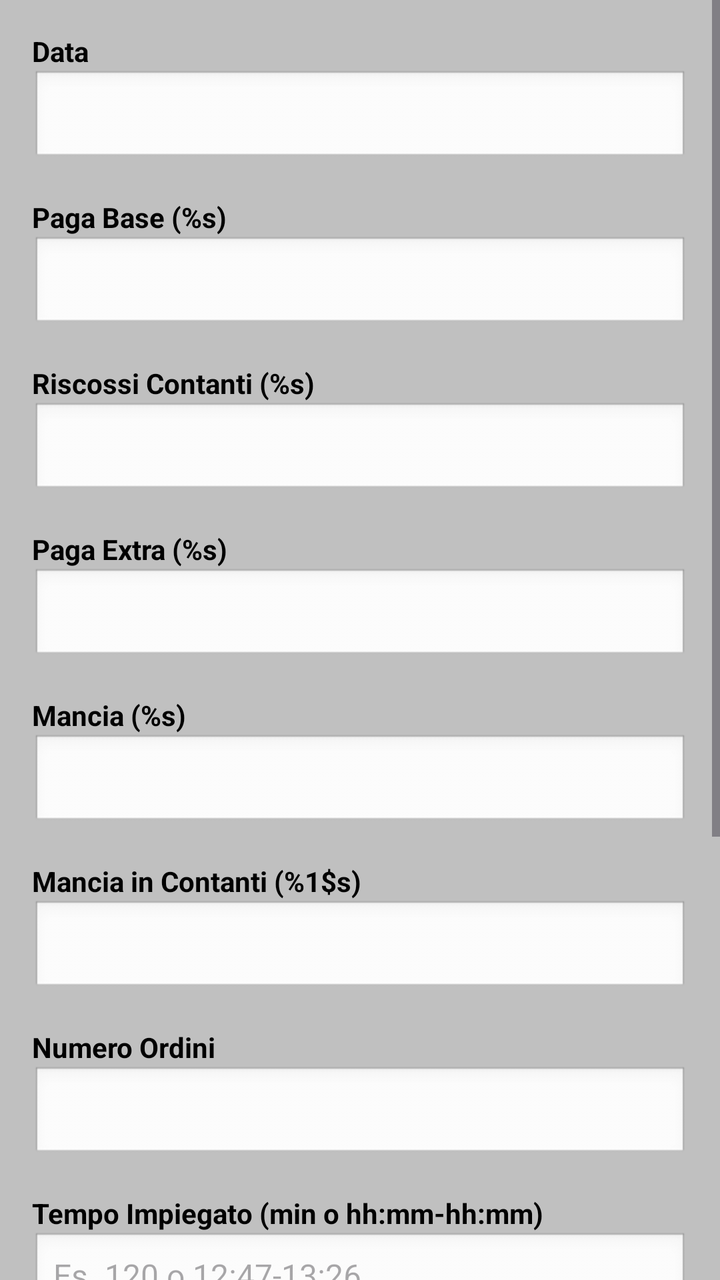
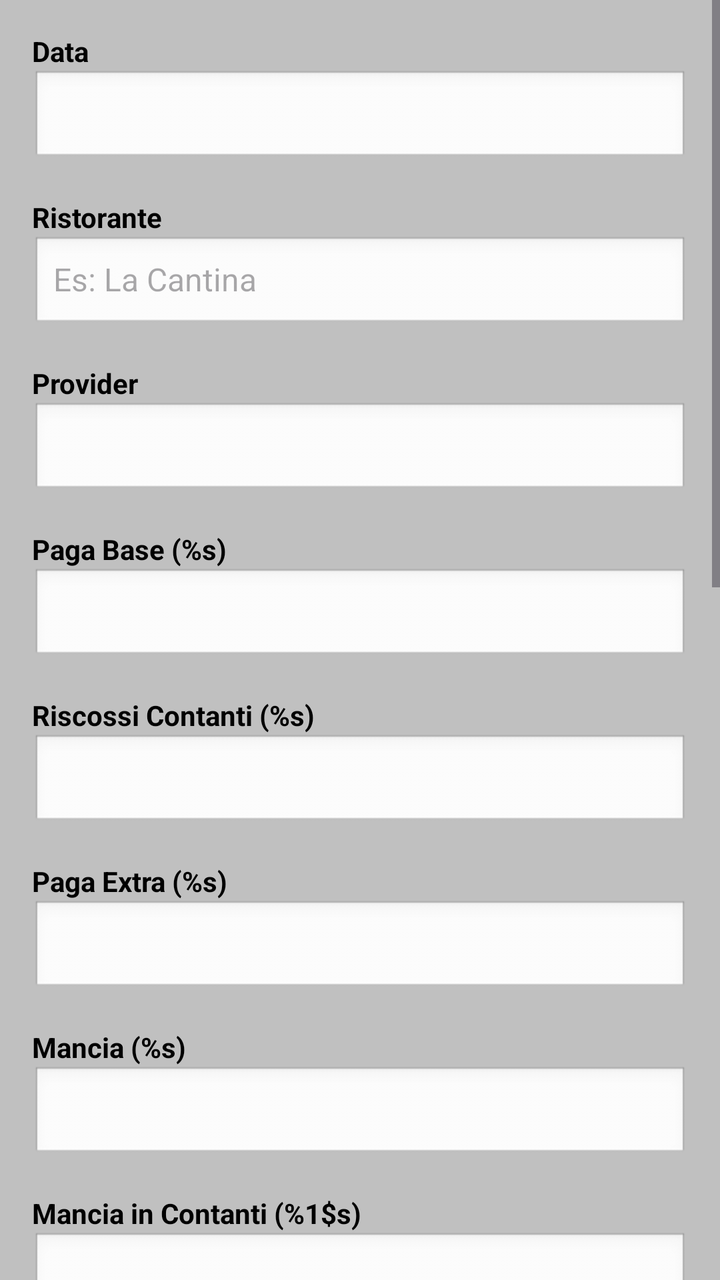

An Android layout rendered at two revisions. The XML below is the earlier revision; the diff shows what the commit changed to produce the second picture.
<!-- AndroidManifest.xml: application theme Theme.DeliveryEarningTracker -->
<!-- res/layout/order_edit_dialog.xml -->
<?xml version="1.0" encoding="utf-8"?>
<ScrollView xmlns:android="http://schemas.android.com/apk/res/android"
    android:layout_width="match_parent"
    android:layout_height="wrap_content"
    android:fillViewport="true"
    android:layoutDirection="locale">

    <LinearLayout
        android:layout_width="match_parent"
        android:layout_height="wrap_content"
        android:orientation="vertical"
        android:padding="16dp"
        android:background="@color/background_color"
        android:layoutDirection="locale">

        
        <LinearLayout
            android:layout_width="match_parent"
            android:layout_height="wrap_content"
            android:orientation="vertical"
            android:layout_marginBottom="16dp"
            android:layoutDirection="locale">
            <TextView
                android:layout_width="wrap_content"
                android:layout_height="wrap_content"
                android:text="@string/data"
                android:textStyle="bold"
                android:textColor="@color/text_color" />
            <TextView
                android:id="@+id/data_text"
                android:layout_width="match_parent"
                android:layout_height="48dp"
                android:text=""
                android:background="@android:drawable/edit_text"
                android:padding="8dp"
                android:textColor="@color/black"
                android:gravity="center" />
        </LinearLayout>

        
        <LinearLayout
            android:layout_width="match_parent"
            android:layout_height="wrap_content"
            android:orientation="vertical"
            android:layout_marginBottom="16dp"
            android:layoutDirection="locale">
            <TextView
                android:id="@+id/paga_base_label"
                android:layout_width="wrap_content"
                android:layout_height="wrap_content"
                android:text="@string/paga_base"
                android:textStyle="bold"
                android:textColor="@color/text_color" />
            <EditText
                android:id="@+id/paga_base_edit"
                android:layout_width="match_parent"
                android:layout_height="48dp"
                android:inputType="numberDecimal"
                android:background="@android:drawable/edit_text"
                android:textColor="@color/black"
                android:textSize="16sp" />
        </LinearLayout>

        
        <LinearLayout
            android:layout_width="match_parent"
            android:layout_height="wrap_content"
            android:orientation="vertical"
            android:layout_marginBottom="16dp"
            android:layoutDirection="locale" >
            <TextView
                android:id="@+id/riscossi_contanti_label"
                android:layout_width="wrap_content"
                android:layout_height="wrap_content"
                android:text="@string/riscossi_contanti"
                android:textStyle="bold"
                android:textColor="@color/text_color" />
            <EditText
                android:id="@+id/riscossi_contanti_edit"
                android:layout_width="match_parent"
                android:layout_height="48dp"
                android:inputType="numberDecimal"
                android:background="@android:drawable/edit_text"
                android:textColor="@color/black"
                android:textSize="16sp" />
        </LinearLayout>

        
        <LinearLayout
            android:layout_width="match_parent"
            android:layout_height="wrap_content"
            android:orientation="vertical"
            android:layout_marginBottom="16dp"
            android:layoutDirection="locale" >
            <TextView
                android:id="@+id/paga_extra_label"
                android:layout_width="wrap_content"
                android:layout_height="wrap_content"
                android:text="@string/paga_extra"
                android:textStyle="bold"
                android:textColor="@color/text_color" />
            <EditText
                android:id="@+id/paga_extra_edit"
                android:layout_width="match_parent"
                android:layout_height="48dp"
                android:inputType="numberDecimal"
                android:background="@android:drawable/edit_text"
                android:textColor="@color/black"
                android:textSize="16sp" />
        </LinearLayout>

        
        <LinearLayout
            android:layout_width="match_parent"
            android:layout_height="wrap_content"
            android:orientation="vertical"
            android:layout_marginBottom="16dp"
            android:layoutDirection="locale" >
            <TextView
                android:id="@+id/mancia_label"
                android:layout_width="wrap_content"
                android:layout_height="wrap_content"
                android:text="@string/mancia"
                android:textStyle="bold"
                android:textColor="@color/text_color" />
            <EditText
                android:id="@+id/mancia_edit"
                android:layout_width="match_parent"
                android:layout_height="48dp"
                android:inputType="numberDecimal"
                android:background="@android:drawable/edit_text"
                android:textColor="@color/black"
                android:textSize="16sp" />
        </LinearLayout>
        <LinearLayout
            android:layout_width="match_parent"
            android:layout_height="wrap_content"
            android:orientation="vertical"
            android:layout_marginBottom="16dp"
            android:layoutDirection="locale" >
            <TextView
                android:id="@+id/mancia_contanti_label"
                android:layout_width="wrap_content"
                android:layout_height="wrap_content"
                android:text="@string/mancia_contanti"
                android:textStyle="bold"
                android:textColor="@color/text_color" />
            <EditText
                android:id="@+id/mancia_contanti_edit"
                android:layout_width="match_parent"
                android:layout_height="48dp"
                android:inputType="numberDecimal"
                android:background="@android:drawable/edit_text"
                android:textColor="@color/black"
                android:textSize="16sp" />
        </LinearLayout>
        
        <LinearLayout
            android:layout_width="match_parent"
            android:layout_height="wrap_content"
            android:orientation="vertical"
            android:layout_marginBottom="16dp"
            android:layoutDirection="locale">
            <TextView
                android:layout_width="wrap_content"
                android:layout_height="wrap_content"
                android:text="@string/numero_ordini"
                android:textStyle="bold"
                android:textColor="@color/text_color" />
            <EditText
                android:id="@+id/numero_ordini_edit"
                android:layout_width="match_parent"
                android:layout_height="48dp"
                android:inputType="number"
                android:background="@android:drawable/edit_text"
                android:textColor="@color/black"
                android:textSize="16sp" />
        </LinearLayout>

        
        <LinearLayout
            android:layout_width="match_parent"
            android:layout_height="wrap_content"
            android:orientation="vertical"
            android:layout_marginBottom="16dp"
            android:layoutDirection="locale" >
            <TextView
                android:layout_width="wrap_content"
                android:layout_height="wrap_content"
                android:text="@string/tempo_impiegato"
                android:textStyle="bold"
                android:textColor="@color/text_color" />
            <EditText
                android:id="@+id/tempo_impiegato_edit"
                android:layout_width="match_parent"
                android:layout_height="48dp"
                android:inputType="text"
                android:background="@android:drawable/edit_text"
                android:textColor="@color/black"
                android:textSize="16sp"
                android:hint="@string/hint_tempo_impiegato" />
        </LinearLayout>

        
        <LinearLayout
            android:layout_width="match_parent"
            android:layout_height="wrap_content"
            android:orientation="vertical"
            android:layout_marginBottom="16dp"
            android:layoutDirection="locale" >
            <TextView
                android:id="@+id/paga_totale_label"
                android:layout_width="wrap_content"
                android:layout_height="wrap_content"
                android:text="@string/paga_totale"
                android:textStyle="bold"
                android:textColor="@color/text_color" />
            <TextView
                android:id="@+id/paga_totale_text"
                android:layout_width="match_parent"
                android:layout_height="48dp"
                android:background="@android:drawable/edit_text"
                android:padding="8dp"
                android:textColor="@color/black"
                android:gravity="center"
                android:text="" />
        </LinearLayout>
        
        <Space
            android:layout_width="match_parent"
            android:layout_height="200dp" />

    </LinearLayout>
</ScrollView>
<!-- resources referenced by this layout -->
<resources>
  <color name="background_color">#C0C0C0</color>
  <color name="black">#FF000000</color>
  <color name="text_color">#000000</color>
  <string name="data" tools:ignore="MissingTranslation">Data</string>
  <string name="hint_tempo_impiegato">Es. 120 o 12:47-13:26</string>
  <string name="mancia">Mancia (%s)</string>
  <string name="mancia_contanti">Mancia in Contanti (%1$s)</string>
  <string name="numero_ordini">Numero Ordini</string>
  <string name="paga_base">Paga Base (%s)</string>
  <string name="paga_extra">Paga Extra (%s)</string>
  <string name="paga_totale">Paga Totale (%s)</string>
  <string name="riscossi_contanti">Riscossi Contanti (%s)</string>
  <string name="tempo_impiegato">Tempo Impiegato (min o hh:mm-hh:mm)</string>
  <style name="Theme.DeliveryEarningTracker" parent="Base.Theme.DeliveryEarningTracker">
          <item name="colorPrimary">@color/colorPrimary</item>
          <item name="colorPrimaryDark">@color/colorPrimaryDark</item>
          <item name="colorAccent">@color/colorAccent</item>
      </style>
  <style name="Base.Theme.DeliveryEarningTracker" parent="Theme.Material3.DayNight.NoActionBar">
          
          <item name="android:statusBarColor">@color/deliveroo_blue</item>
          
          <item name="android:windowLightStatusBar">true</item>
          
          <item name="android:windowTranslucentStatus">false
          </item>
          
  
      </style>
  <color name="colorPrimary">#1729DB</color>
  <color name="colorPrimaryDark">#303F9F</color>
  <color name="colorAccent">#3F51B5</color>
  <color name="deliveroo_blue">#00CCBC</color>
</resources>

<!-- the commit's change to res/layout/order_edit_dialog.xml (unified diff, before → after) -->
@@ -43,8 +43,54 @@
             android:layout_height="wrap_content"
             android:orientation="vertical"
             android:layout_marginBottom="16dp"
+            android:layoutDirection="locale" >
+            <TextView
+                android:layout_width="wrap_content"
+                android:layout_height="wrap_content"
+                android:text="@string/ristorante"
+                android:textStyle="bold"
+                android:textColor="@color/text_color" />
+            <EditText
+                android:id="@+id/ristorante_edit"
+                android:layout_width="match_parent"
+                android:layout_height="48dp"
+                android:importantForAutofill="no"
+                android:inputType="text"
+                android:background="@android:drawable/edit_text"
+                android:textColor="@color/black"
+                android:textSize="16sp"
+                android:hint="@string/hint_ristorante" />
+        </LinearLayout>
+
+        
+        <LinearLayout
+            android:layout_width="match_parent"
+            android:layout_height="wrap_content"
+            android:orientation="vertical"
+            android:layout_marginBottom="16dp"
             android:layoutDirection="locale">
             <TextView
+                android:layout_width="wrap_content"
+                android:layout_height="wrap_content"
+                android:text="@string/provider"
+                android:textStyle="bold"
+                android:textColor="@color/text_color" />
+            <Spinner
+                android:id="@+id/provider_spinner"
+                android:layout_width="match_parent"
+                android:layout_height="48dp"
+                android:background="@android:drawable/edit_text"
+                android:spinnerMode="dropdown" />
+        </LinearLayout>
+
+        
+        <LinearLayout
+            android:layout_width="match_parent"
+            android:layout_height="wrap_content"
+            android:orientation="vertical"
+            android:layout_marginBottom="16dp"
+            android:layoutDirection="locale">
+            <TextView
                 android:id="@+id/paga_base_label"
                 android:layout_width="wrap_content"
                 android:layout_height="wrap_content"
@@ -55,6 +101,7 @@
                 android:id="@+id/paga_base_edit"
                 android:layout_width="match_parent"
                 android:layout_height="48dp"
+                android:importantForAutofill="no"
                 android:inputType="numberDecimal"
                 android:background="@android:drawable/edit_text"
                 android:textColor="@color/black"
@@ -79,6 +126,7 @@
                 android:id="@+id/riscossi_contanti_edit"
                 android:layout_width="match_parent"
                 android:layout_height="48dp"
+                android:importantForAutofill="no"
                 android:inputType="numberDecimal"
                 android:background="@android:drawable/edit_text"
                 android:textColor="@color/black"
@@ -103,6 +151,7 @@
                 android:id="@+id/paga_extra_edit"
                 android:layout_width="match_parent"
                 android:layout_height="48dp"
+                android:importantForAutofill="no"
                 android:inputType="numberDecimal"
                 android:background="@android:drawable/edit_text"
                 android:textColor="@color/black"
@@ -127,11 +176,13 @@
                 android:id="@+id/mancia_edit"
                 android:layout_width="match_parent"
                 android:layout_height="48dp"
-                android:inputType="numberDecimal"
-                android:background="@android:drawable/edit_text"
-                android:textColor="@color/black"
-                android:textSize="16sp" />
-        </LinearLayout>
+                android:importantForAutofill="no"
+                android:inputType="numberDecimal"
+                android:background="@android:drawable/edit_text"
+                android:textColor="@color/black"
+                android:textSize="16sp" />
+        </LinearLayout>
+
         <LinearLayout
             android:layout_width="match_parent"
             android:layout_height="wrap_content"
@@ -149,11 +200,13 @@
                 android:id="@+id/mancia_contanti_edit"
                 android:layout_width="match_parent"
                 android:layout_height="48dp"
-                android:inputType="numberDecimal"
-                android:background="@android:drawable/edit_text"
-                android:textColor="@color/black"
-                android:textSize="16sp" />
-        </LinearLayout>
+                android:importantForAutofill="no"
+                android:inputType="numberDecimal"
+                android:background="@android:drawable/edit_text"
+                android:textColor="@color/black"
+                android:textSize="16sp" />
+        </LinearLayout>
+
         
         <LinearLayout
             android:layout_width="match_parent"
@@ -171,6 +224,7 @@
                 android:id="@+id/numero_ordini_edit"
                 android:layout_width="match_parent"
                 android:layout_height="48dp"
+                android:importantForAutofill="no"
                 android:inputType="number"
                 android:background="@android:drawable/edit_text"
                 android:textColor="@color/black"
@@ -194,6 +248,7 @@
                 android:id="@+id/tempo_impiegato_edit"
                 android:layout_width="match_parent"
                 android:layout_height="48dp"
+                android:importantForAutofill="no"
                 android:inputType="text"
                 android:background="@android:drawable/edit_text"
                 android:textColor="@color/black"
@@ -209,14 +264,64 @@
             android:layout_marginBottom="16dp"
             android:layoutDirection="locale" >
             <TextView
-                android:id="@+id/paga_totale_label"
-                android:layout_width="wrap_content"
-                android:layout_height="wrap_content"
-                android:text="@string/paga_totale"
-                android:textStyle="bold"
-                android:textColor="@color/text_color" />
-            <TextView
-                android:id="@+id/paga_totale_text"
+                android:layout_width="wrap_content"
+                android:layout_height="wrap_content"
+                android:text="@string/start_time"
+                android:textStyle="bold"
+                android:textColor="@color/text_color" />
+            <EditText
+                android:id="@+id/start_time_edit"
+                android:layout_width="match_parent"
+                android:layout_height="48dp"
+                android:importantForAutofill="no"
+                android:inputType="text"
+                android:background="@android:drawable/edit_text"
+                android:textColor="@color/black"
+                android:textSize="16sp"
+                android:hint="@string/hint_start_time" />
+        </LinearLayout>
+
+        
+        <LinearLayout
+            android:layout_width="match_parent"
+            android:layout_height="wrap_content"
+            android:orientation="vertical"
+            android:layout_marginBottom="16dp"
+            android:layoutDirection="locale" >
+            <TextView
+                android:layout_width="wrap_content"
+                android:layout_height="wrap_content"
+                android:text="@string/end_time"
+                android:textStyle="bold"
+                android:textColor="@color/text_color" />
+            <EditText
+                android:id="@+id/end_time_edit"
+                android:layout_width="match_parent"
+                android:layout_height="48dp"
+                android:importantForAutofill="no"
+                android:inputType="text"
+                android:background="@android:drawable/edit_text"
+                android:textColor="@color/black"
+                android:textSize="16sp"
+                android:hint="@string/hint_end_time" />
+        </LinearLayout>
+
+        
+        <LinearLayout
+            android:layout_width="match_parent"
+            android:layout_height="wrap_content"
+            android:orientation="vertical"
+            android:layout_marginBottom="16dp"
+            android:layoutDirection="locale" >
+            <TextView
+                android:id="@+id/order_strategy_label"
+                android:layout_width="wrap_content"
+                android:layout_height="wrap_content"
+                android:text="@string/order_strategy"
+                android:textStyle="bold"
+                android:textColor="@color/text_color" />
+            <TextView
+                android:id="@+id/strategy_text"
                 android:layout_width="match_parent"
                 android:layout_height="48dp"
                 android:background="@android:drawable/edit_text"
@@ -225,6 +330,32 @@
                 android:gravity="center"
                 android:text="" />
         </LinearLayout>
+
+        
+        <LinearLayout
+            android:layout_width="match_parent"
+            android:layout_height="wrap_content"
+            android:orientation="vertical"
+            android:layout_marginBottom="16dp"
+            android:layoutDirection="locale" >
+            <TextView
+                android:id="@+id/paga_totale_label"
+                android:layout_width="wrap_content"
+                android:layout_height="wrap_content"
+                android:text="@string/paga_totale"
+                android:textStyle="bold"
+                android:textColor="@color/text_color" />
+            <TextView
+                android:id="@+id/paga_totale_text"
+                android:layout_width="match_parent"
+                android:layout_height="48dp"
+                android:background="@android:drawable/edit_text"
+                android:padding="8dp"
+                android:textColor="@color/black"
+                android:gravity="center"
+                android:text="" />
+        </LinearLayout>
+
         
         <Space
             android:layout_width="match_parent"
<!-- resource entries referenced after the edit -->
@@ -4,14 +4,22 @@
   <color name="black">#FF000000</color>
   <color name="text_color">#000000</color>
   <string name="data" tools:ignore="MissingTranslation">Data</string>
+  <string name="end_time">Ora di Consegna</string>
+  <string name="hint_end_time">Es: 12:47</string>
+  <string name="hint_ristorante">Es: La Cantina</string>
+  <string name="hint_start_time">Es: 12:25</string>
   <string name="hint_tempo_impiegato">Es. 120 o 12:47-13:26</string>
   <string name="mancia">Mancia (%s)</string>
   <string name="mancia_contanti">Mancia in Contanti (%1$s)</string>
   <string name="numero_ordini">Numero Ordini</string>
+  <string name="order_strategy">Strategia Ordine</string>
   <string name="paga_base">Paga Base (%s)</string>
   <string name="paga_extra">Paga Extra (%s)</string>
   <string name="paga_totale">Paga Totale (%s)</string>
+  <string name="provider">Provider</string>
   <string name="riscossi_contanti">Riscossi Contanti (%s)</string>
+  <string name="ristorante">Ristorante</string>
+  <string name="start_time">Ora di Ricezione</string>
   <string name="tempo_impiegato">Tempo Impiegato (min o hh:mm-hh:mm)</string>
   <style name="Theme.DeliveryEarningTracker" parent="Base.Theme.DeliveryEarningTracker">
           <item name="colorPrimary">@color/colorPrimary</item>
